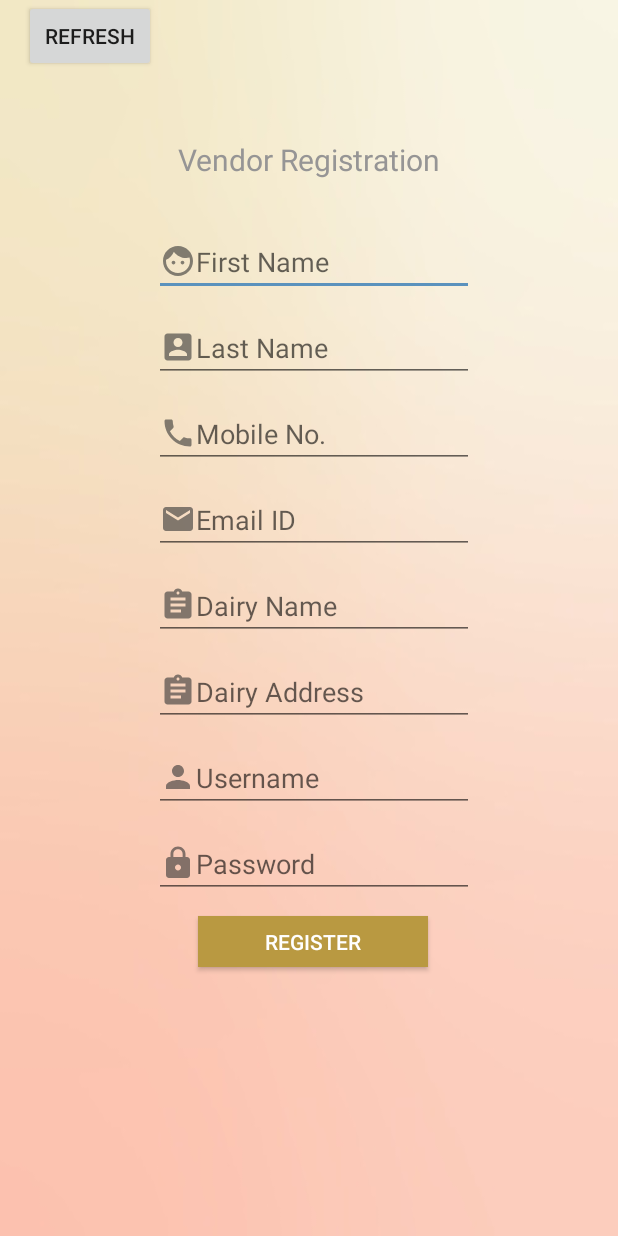
After one commit to nikitapotdar277/DairyApp, an Android app: the layout page_register_vendor.xml on its own in the app's theme, with its tools: preview values and no code run, on a phone screen of 412 x 824 dp. The commit adds this screen. Run offline under Robolectric (Android 15) with nearby library versions, the phone set to English and light mode, and no system bars.

Commit message:
Added vendor login and register pages
Note: that id of vendor and user are different

```diff
--- a/app/build.gradle
+++ b/app/build.gradle
@@ -42,6 +42,9 @@ dependencies {
     implementation 'com.google.firebase:firebase-analytics'
     implementation 'com.google.firebase:firebase-database:19.2.0'
     implementation 'com.google.firebase:firebase-core:19.0.0'
+    implementation 'com.github.clans:fab:1.6.4'
+    implementation 'com.getbase:floatingactionbutton:1.10.1'
+
 
 }
 
--- /dev/null
+++ b/app/src/main/res/layout/page_register_vendor.xml
@@ -0,0 +1,195 @@
+<?xml version="1.0" encoding="utf-8"?>
+<androidx.constraintlayout.widget.ConstraintLayout xmlns:android="http://schemas.android.com/apk/res/android"
+    xmlns:app="http://schemas.android.com/apk/res-auto"
+    xmlns:tools="http://schemas.android.com/tools"
+    android:id="@+id/linearLayout"
+    android:background="@drawable/finalregimg"
+    android:layout_width="match_parent"
+    android:layout_height="match_parent">
+
+    <TextView
+        android:id="@+id/textViewVendorReg"
+        android:layout_width="wrap_content"
+        android:layout_height="wrap_content"
+        android:layout_marginTop="8dp"
+        android:layout_marginEnd="8dp"
+        android:layout_marginBottom="32dp"
+        android:text="Vendor Registration"
+        android:textColor="#FF969595"
+        android:textSize="20sp"
+        app:layout_constraintBottom_toTopOf="@+id/et_Vendor_FirstName"
+        app:layout_constraintEnd_toEndOf="parent"
+        app:layout_constraintHorizontal_bias="0.517"
+        app:layout_constraintStart_toStartOf="parent"
+        app:layout_constraintTop_toBottomOf="@+id/imageView" />
+
+    <EditText
+        android:id="@+id/et_Vendor_FirstName"
+        android:layout_width="wrap_content"
+        android:layout_height="wrap_content"
+        android:layout_marginStart="8dp"
+        android:layout_marginTop="152dp"
+        android:layout_marginEnd="8dp"
+        android:drawableLeft="@drawable/face01"
+        android:ems="10"
+        android:hint="First Name"
+        android:inputType="textPersonName"
+        app:layout_constraintEnd_toEndOf="parent"
+        app:layout_constraintHorizontal_bias="0.518"
+        app:layout_constraintStart_toStartOf="parent"
+        app:layout_constraintTop_toTopOf="parent" />
+
+    <EditText
+        android:id="@+id/et_Vendor_Email"
+        android:layout_width="wrap_content"
+        android:layout_height="wrap_content"
+        android:layout_marginStart="8dp"
+        android:layout_marginTop="12dp"
+        android:layout_marginEnd="8dp"
+        android:drawableLeft="@drawable/cmail01"
+        android:ems="10"
+        android:hint="Email ID"
+        android:inputType="textPersonName"
+        app:layout_constraintEnd_toEndOf="parent"
+        app:layout_constraintHorizontal_bias="0.518"
+        app:layout_constraintStart_toStartOf="parent"
+        app:layout_constraintTop_toBottomOf="@+id/et_Vendor_Mobile" />
+
+    <Button
+        android:id="@+id/btn_Vendor_Register_Page"
+        android:layout_width="153dp"
+        android:layout_height="34dp"
+        android:layout_marginStart="8dp"
+        android:layout_marginTop="12dp"
+        android:layout_marginEnd="8dp"
+        android:layout_marginBottom="8dp"
+        android:background="#FFB99941"
+        android:text="Register"
+        android:textColor="#fff"
+        app:layout_constraintBottom_toBottomOf="parent"
+        app:layout_constraintEnd_toEndOf="parent"
+        app:layout_constraintHorizontal_bias="0.512"
+        app:layout_constraintStart_toStartOf="parent"
+        app:layout_constraintTop_toBottomOf="@+id/etp_Vendor_Password_Register"
+        app:layout_constraintVertical_bias="0.0" />
+
+    <EditText
+        android:id="@+id/et_dairyaddress"
+        android:layout_width="wrap_content"
+        android:layout_height="wrap_content"
+        android:layout_marginStart="8dp"
+        android:layout_marginTop="12dp"
+        android:layout_marginEnd="8dp"
+        android:drawableLeft="@drawable/add01"
+        android:ems="10"
+        android:hint="Dairy Address"
+        android:inputType="textPersonName"
+        app:layout_constraintEnd_toEndOf="parent"
+        app:layout_constraintHorizontal_bias="0.518"
+        app:layout_constraintStart_toStartOf="parent"
+        app:layout_constraintTop_toBottomOf="@+id/et_dairyname" />
+
+    <EditText
+        android:id="@+id/et_dairyname"
+        android:layout_width="wrap_content"
+        android:layout_height="wrap_content"
+        android:layout_marginStart="8dp"
+        android:layout_marginTop="12dp"
+        android:layout_marginEnd="8dp"
+        android:drawableLeft="@drawable/add01"
+        android:ems="10"
+        android:hint="Dairy Name"
+        android:inputType="textPersonName"
+        app:layout_constraintEnd_toEndOf="parent"
+        app:layout_constraintHorizontal_bias="0.518"
+        app:layout_constraintStart_toStartOf="parent"
+        app:layout_constraintTop_toBottomOf="@+id/et_Vendor_Email" />
+
+    <EditText
+        android:id="@+id/et_Vendor_LastName"
+        android:layout_width="wrap_content"
+        android:layout_height="wrap_content"
+        android:layout_marginStart="8dp"
+        android:layout_marginTop="12dp"
+        android:layout_marginEnd="8dp"
+        android:drawableLeft="@drawable/face02"
+        android:ems="10"
+        android:hint="Last Name"
+        android:inputType="textPersonName"
+        app:layout_constraintEnd_toEndOf="parent"
+        app:layout_constraintHorizontal_bias="0.518"
+        app:layout_constraintStart_toStartOf="parent"
+        app:layout_constraintTop_toBottomOf="@+id/et_Vendor_FirstName" />
+
+    <EditText
+        android:id="@+id/et_Vendor_Mobile"
+        android:layout_width="wrap_content"
+        android:layout_height="wrap_content"
+        android:layout_marginStart="8dp"
+        android:layout_marginTop="12dp"
+        android:layout_marginEnd="8dp"
+        android:drawableLeft="@drawable/phn01"
+        android:ems="10"
+        android:hint="Mobile No."
+        android:inputType="textPersonName"
+        app:layout_constraintEnd_toEndOf="parent"
+        app:layout_constraintHorizontal_bias="0.518"
+        app:layout_constraintStart_toStartOf="parent"
+        app:layout_constraintTop_toBottomOf="@+id/et_Vendor_LastName" />
+
+    <EditText
+        android:id="@+id/etp_Vendor_Password_Register"
+        android:layout_width="wrap_content"
+        android:layout_height="wrap_content"
+        android:layout_marginStart="8dp"
+        android:layout_marginTop="12dp"
+        android:layout_marginEnd="8dp"
+        android:layout_marginBottom="8dp"
+        android:drawableLeft="@drawable/lock01"
+        android:ems="10"
+        android:hint="Password"
+        android:inputType="textPassword"
+        app:layout_constraintBottom_toBottomOf="parent"
+        app:layout_constraintEnd_toEndOf="parent"
+        app:layout_constraintHorizontal_bias="0.518"
+        app:layout_constraintStart_toStartOf="parent"
+        app:layout_constraintTop_toBottomOf="@+id/et_Vendor_Username_Register"
+        app:layout_constraintVertical_bias="0.0" />
+
+    <EditText
+        android:id="@+id/et_Vendor_Username_Register"
+        android:layout_width="wrap_content"
+        android:layout_height="wrap_content"
+        android:layout_marginStart="8dp"
+        android:layout_marginTop="12dp"
+        android:layout_marginEnd="8dp"
+        android:drawableLeft="@drawable/person01"
+        android:ems="10"
+        android:hint="Username"
+        android:inputType="textPersonName"
+        app:layout_constraintEnd_toEndOf="parent"
+        app:layout_constraintHorizontal_bias="0.518"
+        app:layout_constraintStart_toStartOf="parent"
+        app:layout_constraintTop_toBottomOf="@+id/et_dairyaddress" />
+
+
+    <androidx.constraintlayout.widget.Guideline
+        android:id="@+id/guideline"
+        android:layout_width="wrap_content"
+        android:layout_height="wrap_content"
+        android:orientation="vertical"
+        app:layout_constraintGuide_begin="20dp" />
+
+    <Button
+        android:id="@+id/ref_btn"
+        android:layout_width="wrap_content"
+        android:layout_height="wrap_content"
+        android:text="Refresh"
+        app:layout_constraintBottom_toTopOf="@+id/et_FirstName"
+        app:layout_constraintEnd_toEndOf="parent"
+        app:layout_constraintHorizontal_bias="0.049"
+        app:layout_constraintStart_toStartOf="parent"
+        app:layout_constraintTop_toTopOf="parent"
+        app:layout_constraintVertical_bias="0.21" />
+
+</androidx.constraintlayout.widget.ConstraintLayout>
```
Also changed, not shown: app/src/main/res/drawable/ic_add.xml (added, +10 -0 lines), app/src/main/res/drawable/ic_cart.xml (added, +10 -0 lines), app/src/main/res/drawable/ic_profile.xml (added, +10 -0 lines), app/src/main/res/layout/activity_main1.xml (+23 -1 lines), app/src/main/res/layout/page_login_vendor.xml (added, +121 -0 lines).
